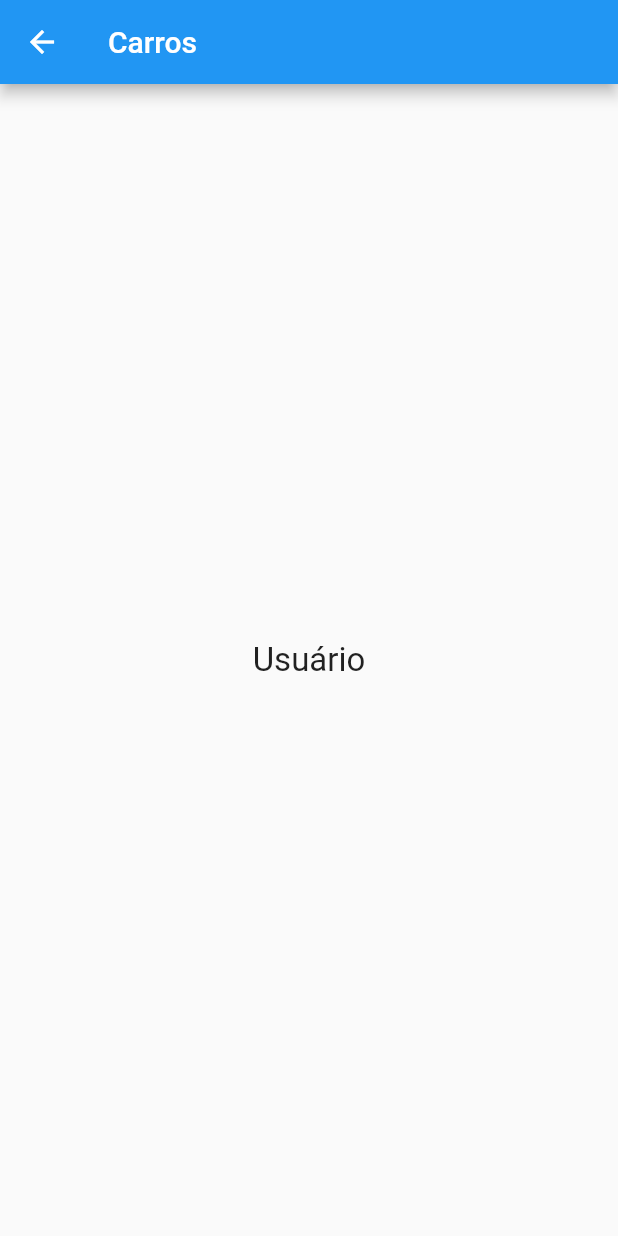
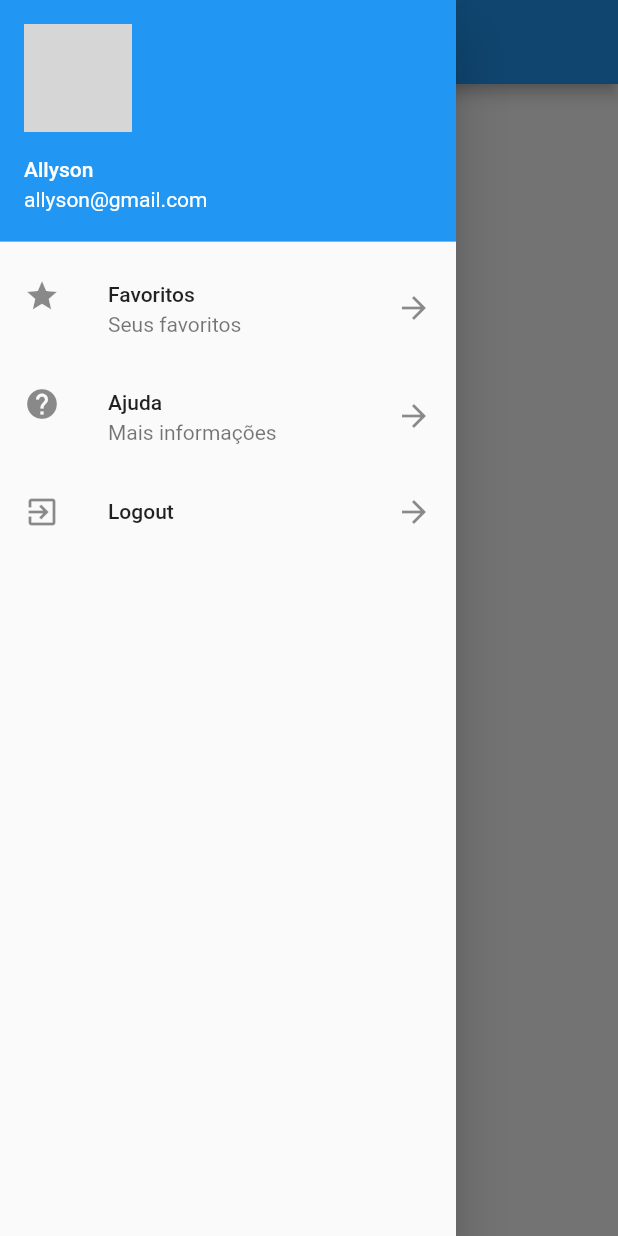
Before and after one commit to AllysonBRodrigues/poc_carros_flutter, a Flutter app: the HomPage screen opened directly, with the side drawer open (before the commit the screen has no drawer), on a phone screen of 412 x 824 dp. Run offline on Flutter 3.47's test engine with Material 2 defaults, Android fonts, the phone set to English and light mode, and no system bars; network calls fail; grey boxes are pictures that could not be loaded.

Commit message:
Aula 102

```diff
--- a/lib/pages/home_page.dart
+++ b/lib/pages/home_page.dart
@@ -1,4 +1,5 @@
 import 'package:carros/widgets/appbar.dart';
+import 'package:carros/widgets/drawer_menu.dart';
 import 'package:flutter/material.dart';
 
 class HomPage extends StatelessWidget{
@@ -9,6 +10,7 @@ class HomPage extends StatelessWidget{
     return Scaffold(
       appBar: appbar("Carros"),
       body: _body(),
+      drawer: DrawerList(),
     );
   }
 }
--- /dev/null
+++ b/lib/widgets/drawer_menu.dart
@@ -0,0 +1,52 @@
+import 'package:carros/pages/login_page.dart';
+import 'package:carros/utils/nav.dart';
+import 'package:flutter/cupertino.dart';
+import 'package:flutter/material.dart';
+
+class DrawerList extends StatelessWidget{
+
+  @override
+  Widget build(BuildContext context) {
+    return SafeArea(
+      child: Drawer(
+        child: ListView(
+          children: <Widget>[
+            UserAccountsDrawerHeader(
+                accountName: Text("Allyson"),
+                accountEmail: Text("allyson@gmail.com"),
+                currentAccountPicture:(CircleAvatar(
+                  backgroundImage:NetworkImage("https://scontent.fsdu7-1.fna.fbcdn.net/v/t1.0-9/s960x960/76776514_2477988992451656_4946677473057177600_o.jpg?_nc_cat=107&_nc_eui2=AeE_z_fDjC3J20sq_aFYDkZUTRbj4RlZw7zUf8vdtqbj3nXV6SjEGgM7nWr5HSsId2xfkhc_8fS7zWqR807Ojj0ps56LfLM2-vqDW2TQheds0w&_nc_ohc=gqK-cU8qxFAAQlZhTMQ_59I6y3-BEWu38FsKPM-c786v-lbbj1lN212fw&_nc_ht=scontent.fsdu7-1.fna&oh=762be39130f302c57789f67961b34fb5&oe=5EAACAA3"),
+                ))
+            ),
+            ListTile(
+              leading: Icon(Icons.star),
+              title: Text("Favoritos"),
+              subtitle: Text("Seus favoritos"),
+              trailing: Icon(Icons.arrow_forward),
+            ),
+            ListTile(
+              leading: Icon(Icons.help),
+              title: Text("Ajuda"),
+              subtitle: Text("Mais informações"),
+              trailing: Icon(Icons.arrow_forward),
+            ),
+            ListTile(
+              leading: Icon(Icons.exit_to_app),
+              title: Text("Logout"),
+              trailing: Icon(Icons.arrow_forward),
+              onTap: () {
+                _onClickLogout(context);
+              },
+            )
+          ],
+        ),
+      ),
+    );
+  }
+}
+
+_onClickLogout(BuildContext context) {
+
+  Navigator.pop(context);
+  push(context, LoginPage(), replace: true);
+}
```
Also changed, not shown: lib/model/cars.dart (added, +44 -0 lines), lib/pages/login_page.dart (+26 -6 lines), lib/utils/nav.dart (+13 -4 lines).
